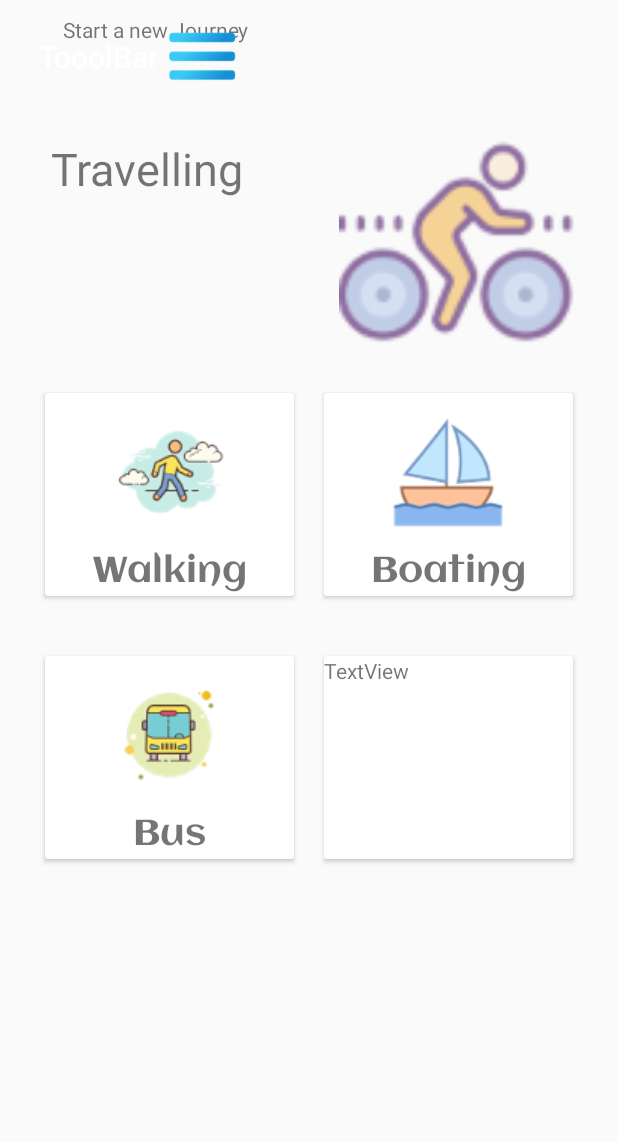
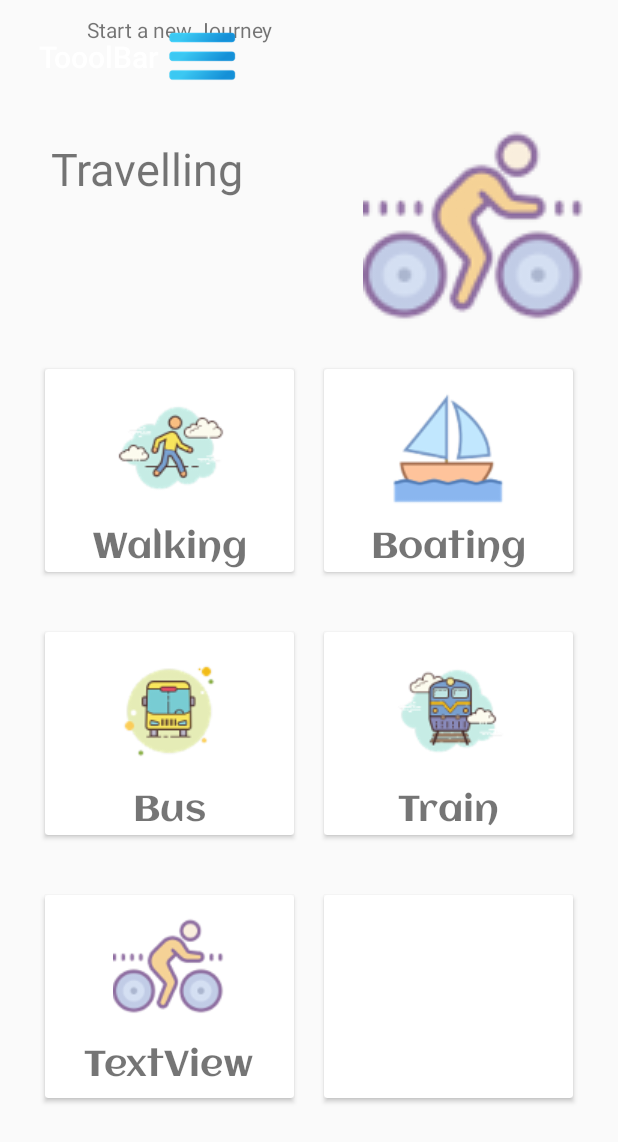
Before and after one commit to Mr-Perfectuz/Android_Navigation_Drawer-, an Android app: the screen it shows after launch (MainActivity), on a phone screen of 412 x 824 dp. Shown: the top 1142 px of the screen. Run offline under Robolectric (Android 15) with nearby library versions, the phone set to English and light mode, and no system bars; Roboto replaces fonts that are not available here.

```diff
--- a/app/src/main/res/layout/activity_main.xml
+++ b/app/src/main/res/layout/activity_main.xml
@@ -4,6 +4,7 @@
     xmlns:tools="http://schemas.android.com/tools"
     android:layout_width="match_parent"
     android:layout_height="match_parent"
+    android:layout_centerHorizontal="true"
     android:layout_margin="10dp"
     android:layout_marginTop="10dp"
     tools:context=".MainActivity">
@@ -35,12 +36,12 @@
 
     <ImageView
         android:id="@+id/imageView"
-        android:layout_width="160dp"
+        android:layout_width="150dp"
 
 
-        android:layout_height="160dp"
-        android:layout_marginTop="16dp"
-        android:layout_marginEnd="16dp"
+        android:layout_height="150dp"
+        android:layout_marginTop="10dp"
+        android:layout_marginEnd="10dp"
         android:contentDescription="@string/todo"
         app:layout_constraintEnd_toEndOf="parent"
         app:layout_constraintTop_toBottomOf="@+id/toolbar"
@@ -71,7 +72,7 @@
                     android:id="@+id/textView"
                     android:layout_width="wrap_content"
                     android:layout_height="wrap_content"
-                    android:layout_below="@id/imageView2"
+                    android:layout_below="@id/walking"
                     android:layout_centerHorizontal="true"
                     android:layout_marginTop="10dp"
                     android:fontFamily="@font/aclonica"
@@ -79,7 +80,7 @@
                     android:textSize="24sp" />
 
                 <ImageView
-                    android:id="@+id/imageView2"
+                    android:id="@+id/walking"
                     android:layout_width="75dp"
                     android:layout_height="75dp"
                     android:layout_centerHorizontal="true"
@@ -102,7 +103,7 @@
                     android:id="@+id/textView4"
                     android:layout_width="wrap_content"
                     android:layout_height="wrap_content"
-                    android:layout_below="@id/imageView3"
+                    android:layout_below="@id/boat"
                     android:layout_centerHorizontal="true"
                     android:layout_marginTop="10dp"
                     android:fontFamily="@font/aclonica"
@@ -110,7 +111,7 @@
                     android:textSize="24sp" />
 
                 <ImageView
-                    android:id="@+id/imageView3"
+                    android:id="@+id/boat"
                     android:layout_width="75dp"
                     android:layout_height="75dp"
                     android:layout_centerHorizontal="true"
@@ -121,6 +122,7 @@
     </LinearLayout>
 
     <LinearLayout
+        android:id="@+id/linear_layout2"
         android:layout_width="0dp"
         android:layout_height="175dp"
         android:orientation="horizontal"
@@ -134,7 +136,7 @@
             android:layout_width="0dp"
             android:layout_height="match_parent"
             android:layout_margin="10dp"
-            android:layout_weight="1" >
+            android:layout_weight="1">
 
             <RelativeLayout
                 android:layout_width="match_parent"
@@ -144,7 +146,7 @@
                     android:id="@+id/textView5"
                     android:layout_width="wrap_content"
                     android:layout_height="wrap_content"
-                    android:layout_below="@id/imageView4"
+                    android:layout_below="@id/bus"
                     android:layout_centerHorizontal="true"
                     android:layout_marginTop="10dp"
                     android:fontFamily="@font/aclonica"
@@ -152,7 +154,7 @@
                     android:textSize="24sp" />
 
                 <ImageView
-                    android:id="@+id/imageView4"
+                    android:id="@+id/bus"
                     android:layout_width="75dp"
                     android:layout_height="75dp"
                     android:layout_centerHorizontal="true"
@@ -175,7 +177,75 @@
                     android:id="@+id/textView6"
                     android:layout_width="wrap_content"
                     android:layout_height="wrap_content"
-                    android:text="TextView" />
+                    android:layout_below="@id/train"
+                    android:layout_centerHorizontal="true"
+                    android:layout_marginTop="10dp"
+                    android:fontFamily="@font/aclonica"
+                    android:text="Train"
+                    android:textSize="24sp" />
+
+                <ImageView
+                    android:id="@+id/train"
+                    android:layout_width="75dp"
+                    android:layout_height="75dp"
+                    android:layout_centerHorizontal="true"
+                    android:layout_marginTop="15dp"
+                    app:srcCompat="@drawable/icons8_train_100" />
+            </RelativeLayout>
+        </androidx.cardview.widget.CardView>
+    </LinearLayout>
+
+    <LinearLayout
+        android:layout_width="0dp"
+        android:layout_height="175dp"
+        android:orientation="horizontal"
+        android:padding="10dp"
+        app:layout_constraintEnd_toEndOf="parent"
+        app:layout_constraintHorizontal_bias="0.0"
+        app:layout_constraintStart_toStartOf="parent"
+        app:layout_constraintTop_toBottomOf="@id/linear_layout2">
+
+        <androidx.cardview.widget.CardView
+            android:layout_width="0dp"
+            android:layout_height="match_parent"
+            android:layout_margin="10dp"
+            android:layout_weight="1" >
+
+            <RelativeLayout
+                android:layout_width="match_parent"
+                android:layout_height="match_parent">
+
+                <TextView
+                    android:id="@+id/textView8"
+                    android:layout_width="wrap_content"
+                    android:layout_height="wrap_content"
+                    android:layout_below="@id/imageView2"
+                    android:layout_centerHorizontal="true"
+                    android:layout_margin="10dp"
+                    android:fontFamily="@font/aclonica"
+                    android:text="TextView"
+                    android:textSize="24sp" />
+
+                <ImageView
+                    android:id="@+id/imageView2"
+                    android:layout_width="75dp"
+                    android:layout_height="75dp"
+                    android:layout_centerHorizontal="true"
+                    android:layout_marginTop="10dp"
+                    app:srcCompat="@drawable/icons8_cycling_100" />
+            </RelativeLayout>
+        </androidx.cardview.widget.CardView>
+
+        <androidx.cardview.widget.CardView
+            android:layout_width="0dp"
+            android:layout_height="match_parent"
+            android:layout_margin="10dp"
+            android:layout_weight="1" >
+
+            <RelativeLayout
+                android:layout_width="match_parent"
+                android:layout_height="match_parent">
+
             </RelativeLayout>
         </androidx.cardview.widget.CardView>
     </LinearLayout>
```
